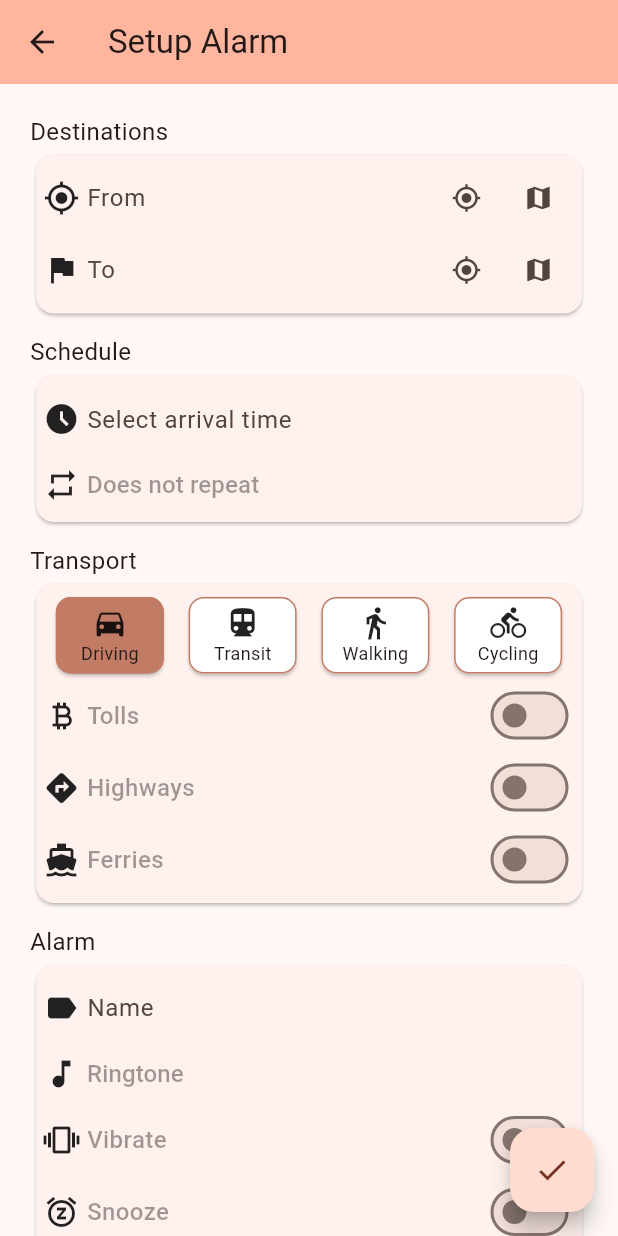
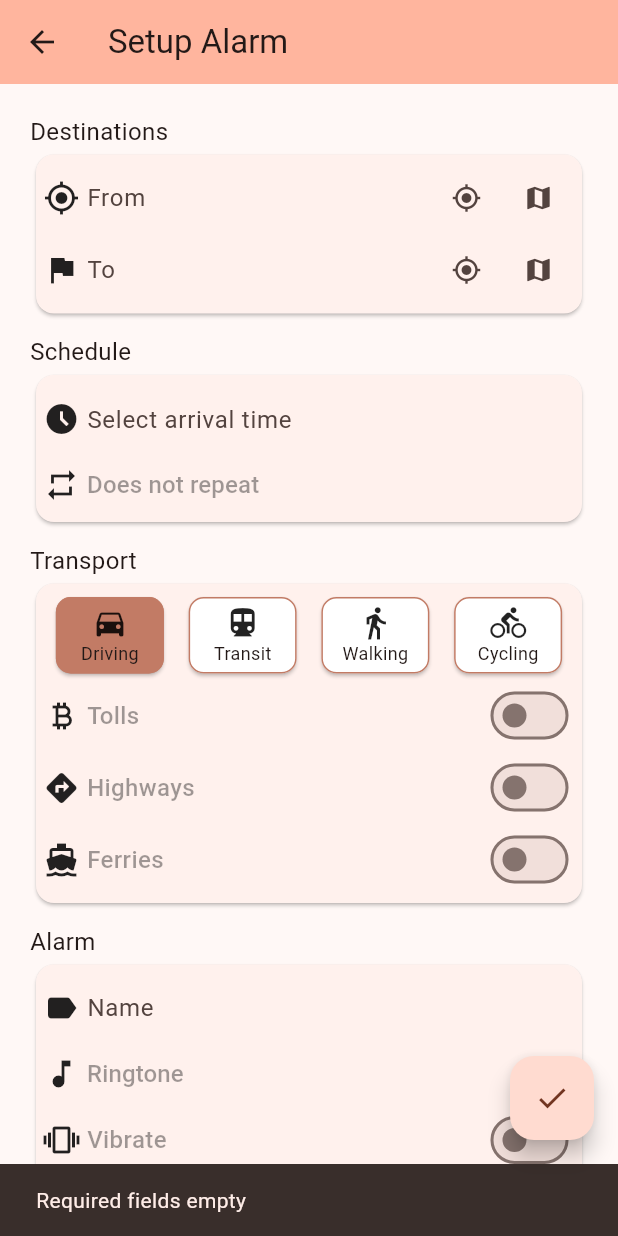
Before and after one commit to Rikenunes8/feup-s-TimeToLeaveAlarm, a Flutter app: the AlarmPage screen opened by its route, after a tap on the "check" icon, on a phone screen of 412 x 824 dp. Run offline on Flutter 3.47's test engine with Material 2 defaults, Android fonts, the phone set to English and light mode, and no system bars; drawn by our look-alikes of date_field; our stand-ins replace geolocator, google_maps_flutter, google_places_flutter, sqflite; missing offline and left inert: android_alarm_manager_plus, android_intent_plus; accounts and stored records are empty.

Commit message:
Finish create and update alarm with all properties in form

```diff
--- a/time_to_leave_alarm/lib/components/alarm_card.dart
+++ b/time_to_leave_alarm/lib/components/alarm_card.dart
@@ -87,6 +87,12 @@ class _AlarmCardState extends State<AlarmCard> {
     switch (mode) {
       case 'driving':
         return Icons.directions_car_outlined;
+      case 'transit':
+        return Icons.directions_transit_outlined;
+      case 'walking':
+        return Icons.directions_walk_outlined;
+      case 'cycling':
+        return Icons.directions_bike;
     }
     return null;
   }
--- a/time_to_leave_alarm/lib/components/alarm_settings_switch_tile.dart
+++ b/time_to_leave_alarm/lib/components/alarm_settings_switch_tile.dart
@@ -3,28 +3,36 @@ import 'package:flutter/material.dart';
 class AlarmSettingsSwitchTile extends StatefulWidget {
   final IconData icon;
   final String text;
+  final bool initial;
+  final Function(bool) onChanged;
 
-  const AlarmSettingsSwitchTile({Key? key, required this.icon, required this.text}) : super(key: key);
+  const AlarmSettingsSwitchTile(
+      {super.key,
+      required this.icon,
+      required this.text,
+      required this.initial,
+      required this.onChanged});
 
   @override
   State<AlarmSettingsSwitchTile> createState() => _AlarmSettingsSwitchTileState();
 }
 
 class _AlarmSettingsSwitchTileState extends State<AlarmSettingsSwitchTile> {
-  bool value = false;
+  late bool value;
 
   @override
   Widget build(BuildContext context) {
+    value = widget.initial;
     return Row(
       children: [
         Icon(widget.icon),
         const SizedBox(width: 5),
-        Expanded(child: Text(widget.text, style: const TextStyle(fontSize: 16, color: Colors.black38, fontWeight: FontWeight.w500),)),
-        Switch(value: value, onChanged: (v) {
-          setState(() {
-            value = v;
-          });
-        })
+        Expanded(
+            child: Text(
+          widget.text,
+          style: const TextStyle(fontSize: 16, color: Colors.black38, fontWeight: FontWeight.w500),
+        )),
+        Switch(value: value, onChanged: widget.onChanged)
       ],
     );
   }
--- a/time_to_leave_alarm/lib/controllers/database_manager.dart
+++ b/time_to_leave_alarm/lib/controllers/database_manager.dart
@@ -9,14 +9,20 @@ class DatabaseManager {
 
   static const String alarmsTable = "Alarms";
   static const String idCol = "id";
-  static const String nameCol = "name";
   static const String arriveTimeCol = "arrive_time";
   static const String leaveTimeCol = "leave_time";
-  static const String modeCol = "mode";
   static const String originCol = "origin";
   static const String destinationCol = "destination";
   static const String periodCol = "period";
   static const String periodDataCol = "period_data";
+  static const String modeCol = "mode";
+  static const String tollsCol = "tolls";
+  static const String highwaysCol = "highways";
+  static const String ferriesCol = "ferries";
+  static const String nameCol = "name";
+  static const String ringtoneCol = "ringtone";
+  static const String vibrateCol = "vibrate";
+  static const String snoozeCol = "snooze";
   static const String turnedOnCol = "turned_on";
   static const String androidAlarmIdCol = "android_alarm_id";
 
@@ -32,7 +38,7 @@ class DatabaseManager {
     final databasesPath = await getDatabasesPath();
     final path = join(databasesPath, databaseFilename);
 
-    return openDatabase(path, version: 2, onCreate: (db, version) async {
+    return openDatabase(path, version: 3, onCreate: (db, version) async {
       await createAlarmsTable(db);
       await seedDatabase(db);
     }, onUpgrade: (db, oldVersion, newVersion) async {
@@ -46,14 +52,20 @@ class DatabaseManager {
     await db.execute('''
       CREATE TABLE $alarmsTable (
         $idCol INTEGER PRIMARY KEY AUTOINCREMENT,
-        $nameCol TEXT,
-        $arriveTimeCol TEXT,
-        $leaveTimeCol TEXT,
-        $modeCol TEXT,
         $originCol TEXT,
         $destinationCol TEXT,
-        $periodCol TEXT,
+        $leaveTimeCol TEXT,
+        $arriveTimeCol TEXT,
+        $periodCol INTEGER,
         $periodDataCol TEXT,
+        $modeCol TEXT,
+        $tollsCol INTEGER,
+        $highwaysCol INTEGER,
+        $ferriesCol INTEGER,
+        $nameCol TEXT,
+        $ringtoneCol TEXT,
+        $vibrateCol INTEGER,
+        $snoozeCol INTEGER,
         $turnedOnCol INTEGER,
         $androidAlarmIdCol INTEGER
       );
@@ -73,8 +85,7 @@ class DatabaseManager {
 
   Future<void> updateAlarm(Alarm alarm) async {
     final db = await database;
-    await db.update(alarmsTable, alarm.toMap(),
-        where: '$idCol = ?', whereArgs: [alarm.id]);
+    await db.update(alarmsTable, alarm.toMap(), where: '$idCol = ?', whereArgs: [alarm.id]);
   }
 
   Future<void> deleteAlarm(int id) async {
--- a/time_to_leave_alarm/lib/controllers/providers/alarm_provider.dart
+++ b/time_to_leave_alarm/lib/controllers/providers/alarm_provider.dart
@@ -26,11 +26,10 @@ class AlarmProvider with ChangeNotifier {
   updateAlarm(Alarm alarm) {
     _alarms[_alarms.indexOf(alarm)] = alarm;
     DatabaseManager().updateAlarm(alarm);
+
+    cancelAlarm(alarm);
     if (alarm.turnedOn) {
-      // TODO: I really have no idea where this should go
       setAlarm(alarm);
-    } else {
-      cancelAlarm(alarm);
     }
     notifyListeners();
   }
--- a/time_to_leave_alarm/lib/models/alarm.dart
+++ b/time_to_leave_alarm/lib/models/alarm.dart
@@ -1,47 +1,78 @@
 class Alarm {
-  final int? id;
-  final String name;
-  final String arriveTime;
-  final String leaveTime;
-  final String mode;
-  final String origin;
-  final String destination;
-  final String period;
-  final String periodData;
-  final int androidAlarmId;
+  int? id;
+  String origin;
+  String destination;
+  String leaveTime;
+  String arriveTime;
+  bool period;
+  String periodData;
+  String mode;
+  bool tolls;
+  bool highways;
+  bool ferries;
+  String name;
+  String ringtone;
+  bool vibrate;
+  bool snooze;
   bool turnedOn;
+  int androidAlarmId;
 
-  Alarm(this.arriveTime, this.leaveTime, this.origin, this.destination,
+  Alarm(
       {this.id,
+      this.origin = '',
+      this.destination = '',
+      this.leaveTime = '',
+      this.arriveTime = '',
+      this.period = false,
+      this.periodData = '',
+      this.mode = 'driving',
+      this.tolls = false,
+      this.highways = false,
+      this.ferries = false,
       this.name = '',
-      this.mode = 'driving',
-      this.period = '',
-      this.periodData = '',
+      this.ringtone = '',
+      this.vibrate = false,
+      this.snooze = false,
       this.turnedOn = true,
       this.androidAlarmId = 0});
 
   Alarm.fromMap(json)
-      : this(json["arrive_time"], json["leave_time"], json["origin"],
-            json["destination"],
+      : this(
             id: json["id"],
+            origin: json["origin"],
+            destination: json["destination"],
+            leaveTime: json["leave_time"],
+            arriveTime: json["arrive_time"],
+            period: json["period"] == 0 ? false : true,
+            periodData: json["period_data"],
+            mode: json["mode"],
+            tolls: json["tolls"] == 0 ? false : true,
+            highways: json["highways"] == 0 ? false : true,
+            ferries: json["ferries"] == 0 ? false : true,
             name: json["name"],
-            mode: json["mode"],
-            period: json["period"],
-            periodData: json["period_data"],
-            androidAlarmId: json["android_alarm_id"],
-            turnedOn: json["turned_on"] == 0 ? false : true);
+            ringtone: json["name"],
+            vibrate: json["vibrate"] == 0 ? false : true,
+            snooze: json["snooze"] == 0 ? false : true,
+            turnedOn: json["turned_on"] == 0 ? false : true,
+            androidAlarmId: json["android_alarm_id"]);
 
   Map<String, dynamic> toMap() {
     return {
       "id": id,
-      "name": name,
-      "arrive_time": arriveTime,
-      "leave_time": leaveTime,
-      "mode": mode,
       "origin": origin,
       "destination": destination,
-      "period": period,
+      "leave_time": leaveTime,
+      "arrive_time": arriveTime,
+      "period": period ? 1 : 0,
       "period_data": periodData,
+      "mode": mode,
+      "tolls": tolls ? 1 : 0,
+      "highways": highways ? 1 : 0,
+      "ferries": ferries ? 1 : 0,
+      "name": name,
+      "ringtone": ringtone,
+      "vibrate": vibrate ? 1 : 0,
+      "snooze": snooze ? 1 : 0,
       "turned_on": turnedOn ? 1 : 0,
       "android_alarm_id": androidAlarmId
     };
--- a/time_to_leave_alarm/lib/views/alarm_page.dart
+++ b/time_to_leave_alarm/lib/views/alarm_page.dart
@@ -31,8 +31,7 @@ class AlarmPage extends StatefulWidget {
 }
 
 class _AlarmPageState extends State<AlarmPage> {
-  final DestinationsController destinationsController =
-      DestinationsController();
+  final DestinationsController destinationsController = DestinationsController();
   final ScheduleController scheduleController = ScheduleController();
   final TransportController transportController = TransportController();
   final AlarmController alarmController = AlarmController();
@@ -49,6 +48,9 @@ class _AlarmPageState extends State<AlarmPage> {
     final args = ModalRoute.of(context)?.settings.arguments as AlarmPageArguments?;
     if (args != null) {
       destinationsController.loadAlarm(args.alarm);
+      scheduleController.loadAlarm(args.alarm);
+      transportController.loadAlarm(args.alarm);
+      alarmController.loadAlarm(args.alarm);
     }
     return Scaffold(
       resizeToAvoidBottomInset: false,
@@ -72,43 +74,57 @@ class _AlarmPageState extends State<AlarmPage> {
             ),
             AlarmSection(controller: alarmController),
             const SizedBox(
-              height: 100,
+              height: 50,
             )
           ],
         ),
       ),
       floatingActionButton: FloatingActionButton(
-        onPressed: () => calculateDistance(
-            origin: destinationsController.fromController.text.toString(),
-            destination: destinationsController.toController.text.toString(),
-            then: (time) async {
-              final arrivalTimeString =
-                  formatDateTime(scheduleController.dateTime!);
-              final leaveDatetime = scheduleController.dateTime != null
-                  ? scheduleController.dateTime!
-                      .subtract(Duration(seconds: time))
-                  : scheduleController.dateTime;
-              final leaveTimeString = scheduleController.dateTime != null
-                  ? formatDateTime(scheduleController.dateTime!
-                      .subtract(Duration(seconds: time)))
-                  : arrivalTimeString;
-
-              final androidAlarmId = Random().nextInt(2147483647);
-
-              final alarm = Alarm(
-                  arrivalTimeString,
-                  leaveTimeString,
-                  destinationsController.fromController.text.toString(),
-                  destinationsController.toController.text.toString(),
-                  mode: transportController.mean.toString(), // TODO this is not right
-                  androidAlarmId: androidAlarmId);
-              context.read<AlarmProvider>().addAlarm(alarm);
-
-              Navigator.pop(context);
-            }),
+        onPressed: () => createOrUpdateAlarm(args?.alarm),
         child: const Icon(Icons.check),
       ),
     );
+  }
+
+  createOrUpdateAlarm(Alarm? alarm) {
+    final origin = destinationsController.fromController.text;
+    final destination = destinationsController.toController.text;
+    final arrivalTime = scheduleController.dateTime;
+    if (origin.isEmpty || destination.isEmpty || arrivalTime == null) {
+      ScaffoldMessenger.of(context).showSnackBar(const SnackBar(
+        content: Text("Required fields empty"),
+      ));
+      return;
+    }
+
+    calculateDistance(
+        origin: origin,
+        destination: destination,
+        then: (time) async {
+          final newAlarm = alarm == null;
+          final leaveTimeString = formatDateTime(arrivalTime.subtract(Duration(seconds: time)));
+
+          if (newAlarm) {
+            final androidAlarmId = Random().nextInt(2147483647);
+            alarm = Alarm(leaveTime: leaveTimeString, androidAlarmId: androidAlarmId);
+          } else {
+            alarm!.leaveTime = leaveTimeString;
+            alarm!.turnedOn = true;
+          }
+
+          destinationsController.setAlarm(alarm!);
+          scheduleController.setAlarm(alarm!);
+          transportController.setAlarm(alarm!);
+          alarmController.setAlarm(alarm!);
+
+          if (newAlarm) {
+            context.read<AlarmProvider>().addAlarm(alarm!);
+          } else {
+            context.read<AlarmProvider>().updateAlarm(alarm!);
+          }
+
+          Navigator.pop(context);
+        });
   }
 
   placesAutoCompleteTextField(String label, TextEditingController controller) {
--- a/time_to_leave_alarm/lib/views/alarm_settings/alarm_section.dart
+++ b/time_to_leave_alarm/lib/views/alarm_settings/alarm_section.dart
@@ -2,6 +2,7 @@ import 'package:flutter/material.dart';
 import 'package:time_to_leave_alarm/components/alarm_settings_icon_tile.dart';
 import 'package:time_to_leave_alarm/components/alarm_settings_section.dart';
 import 'package:time_to_leave_alarm/components/alarm_settings_switch_tile.dart';
+import 'package:time_to_leave_alarm/models/alarm.dart';
 
 class AlarmSection extends StatefulWidget {
   final AlarmController controller;
@@ -32,9 +33,10 @@ class _AlarmSectionState extends State<AlarmSection> {
                 hintText: "Name",
                 border: InputBorder.none,
                 enabledBorder: InputBorder.none,
-              ))
-      ),
-      AlarmSettingsIconTile(icon: Icons.music_note, child: TextButton(
+              ))),
+      AlarmSettingsIconTile(
+          icon: Icons.music_note,
+          child: TextButton(
             style: TextButton.styleFrom(
                 padding: EdgeInsets.zero,
                 tapTargetSize: MaterialTapTargetSize.shrinkWrap,
@@ -45,8 +47,26 @@ class _AlarmSectionState extends State<AlarmSection> {
               style: TextStyle(fontSize: 16, color: Colors.black38),
             ),
           )),
-      const AlarmSettingsSwitchTile(icon: Icons.vibration, text: "Vibrate"),
-      const AlarmSettingsSwitchTile(icon: Icons.snooze, text: "Snooze")
+      AlarmSettingsSwitchTile(
+        icon: Icons.vibration,
+        text: "Vibrate",
+        initial: widget.controller.vibrate,
+        onChanged: (v) {
+          setState(() {
+            widget.controller.vibrate = v;
+          });
+        },
+      ),
+      AlarmSettingsSwitchTile(
+        icon: Icons.snooze,
+        text: "Snooze",
+        initial: widget.controller.snooze,
+        onChanged: (v) {
+          setState(() {
+            widget.controller.snooze = v;
+          });
+        },
+      )
     ]);
   }
 }
@@ -60,4 +80,18 @@ class AlarmController {
   dispose() {
     nameController.dispose();
   }
+
+  void loadAlarm(Alarm alarm) {
+    vibrate = alarm.vibrate;
+    snooze = alarm.snooze;
+    ringtone = alarm.ringtone;
+    nameController.text = alarm.name;
   }
+
+  void setAlarm(Alarm alarm) {
+    alarm.vibrate = vibrate;
+    alarm.snooze = snooze;
+    alarm.ringtone = ringtone;
+    alarm.name = nameController.text;
+  }
+}
--- a/time_to_leave_alarm/lib/views/alarm_settings/destinations_section.dart
+++ b/time_to_leave_alarm/lib/views/alarm_settings/destinations_section.dart
@@ -36,4 +36,9 @@ class DestinationsController {
     fromController.text = alarm.origin;
     toController.text = alarm.destination;
   }
+
+  void setAlarm(Alarm alarm) {
+    alarm.origin = fromController.text;
+    alarm.destination = toController.text;
+  }
 }
--- a/time_to_leave_alarm/lib/views/alarm_settings/transport_section.dart
+++ b/time_to_leave_alarm/lib/views/alarm_settings/transport_section.dart
@@ -2,8 +2,15 @@ import 'package:flutter/material.dart';
 import 'package:time_to_leave_alarm/components/alarm_settings_section.dart';
 import 'package:time_to_leave_alarm/components/alarm_settings_switch_tile.dart';
 import 'package:time_to_leave_alarm/components/transportation_mean_card.dart';
+import 'package:time_to_leave_alarm/models/alarm.dart';
 
 enum TransportMean { driving, transit, walking, cycling }
+
+extension ParseToString on TransportMean {
+  String toShortString() {
+    return toString().split('.').last;
+  }
+}
 
 class TransportSection extends StatefulWidget {
   final TransportController controller;
@@ -15,8 +22,6 @@ class TransportSection extends StatefulWidget {
 }
 
 class _TransportSectionState extends State<TransportSection> {
-  TransportMean selectedMean = TransportMean.driving;
-
   @override
   Widget build(BuildContext context) {
     return AlarmSettingsSection(sectionTitle: "Transport", children: [
@@ -27,28 +32,54 @@ class _TransportSectionState extends State<TransportSection> {
           TransportationMeanCard(
               icon: Icons.directions_car,
               text: "Driving",
-              selected: selectedMean == TransportMean.driving,
-              callback: () => setState(() => selectedMean = TransportMean.driving)),
+              selected: widget.controller.mean == TransportMean.driving,
+              callback: () => setState(() => widget.controller.mean = TransportMean.driving)),
           TransportationMeanCard(
               icon: Icons.directions_transit,
               text: "Transit",
-              selected: selectedMean == TransportMean.transit,
-              callback: () => setState(() => selectedMean = TransportMean.transit)),
+              selected: widget.controller.mean == TransportMean.transit,
+              callback: () => setState(() => widget.controller.mean = TransportMean.transit)),
           TransportationMeanCard(
               icon: Icons.directions_walk,
               text: "Walking",
-              selected: selectedMean == TransportMean.walking,
-              callback: () => setState(() => selectedMean = TransportMean.walking)),
+              selected: widget.controller.mean == TransportMean.walking,
+              callback: () => setState(() => widget.controller.mean = TransportMean.walking)),
           TransportationMeanCard(
               icon: Icons.directions_bike,
               text: "Cycling",
-              selected: selectedMean == TransportMean.cycling,
-              callback: () => setState(() => selectedMean = TransportMean.cycling)),
+              selected: widget.controller.mean == TransportMean.cycling,
+              callback: () => setState(() => widget.controller.mean = TransportMean.cycling)),
         ],
       ),
-      const AlarmSettingsSwitchTile(icon: Icons.currency_bitcoin, text: "Tolls"),
-      const AlarmSettingsSwitchTile(icon: Icons.directions, text: "Highways"),
-      const AlarmSettingsSwitchTile(icon: Icons.directions_ferry, text: "Ferries")
+      AlarmSettingsSwitchTile(
+        icon: Icons.currency_bitcoin,
+        text: "Tolls",
+        initial: widget.controller.tolls,
+        onChanged: (v) {
+          setState(() {
+            widget.controller.tolls = v;
+          });
+        },
+      ),
+      AlarmSettingsSwitchTile(
+        icon: Icons.directions,
+        text: "Highways",
+        initial: widget.controller.highways,
+        onChanged: (v) {
+          setState(() {
+            widget.controller.highways = v;
+          });
+        },
+      ),
+      AlarmSettingsSwitchTile(
+          icon: Icons.directions_ferry,
+          text: "Ferries",
+          initial: widget.controller.ferries,
+          onChanged: (v) {
+            setState(() {
+              widget.controller.ferries = v;
+            });
+          }),
     ]);
   }
 }
@@ -58,4 +89,18 @@ class TransportController {
   bool highways = false;
   bool ferries = false;
   TransportMean mean = TransportMean.driving;
+
+  void loadAlarm(Alarm alarm) {
+    mean = TransportMean.values.firstWhere((e) => e.toString() == 'TransportMean.${alarm.mode}');
+    tolls = alarm.tolls;
+    highways = alarm.highways;
+    ferries = alarm.ferries;
+  }
+
+  void setAlarm(Alarm alarm) {
+    alarm.tolls = tolls;
+    alarm.highways = highways;
+    alarm.ferries = ferries;
+    alarm.mode = mean.toShortString();
+  }
 }
```
Also changed, not shown: time_to_leave_alarm/lib/views/alarm_settings/schedule_section.dart (+21 -1 lines). Lines whose indentation alone changed are shown as unchanged.
